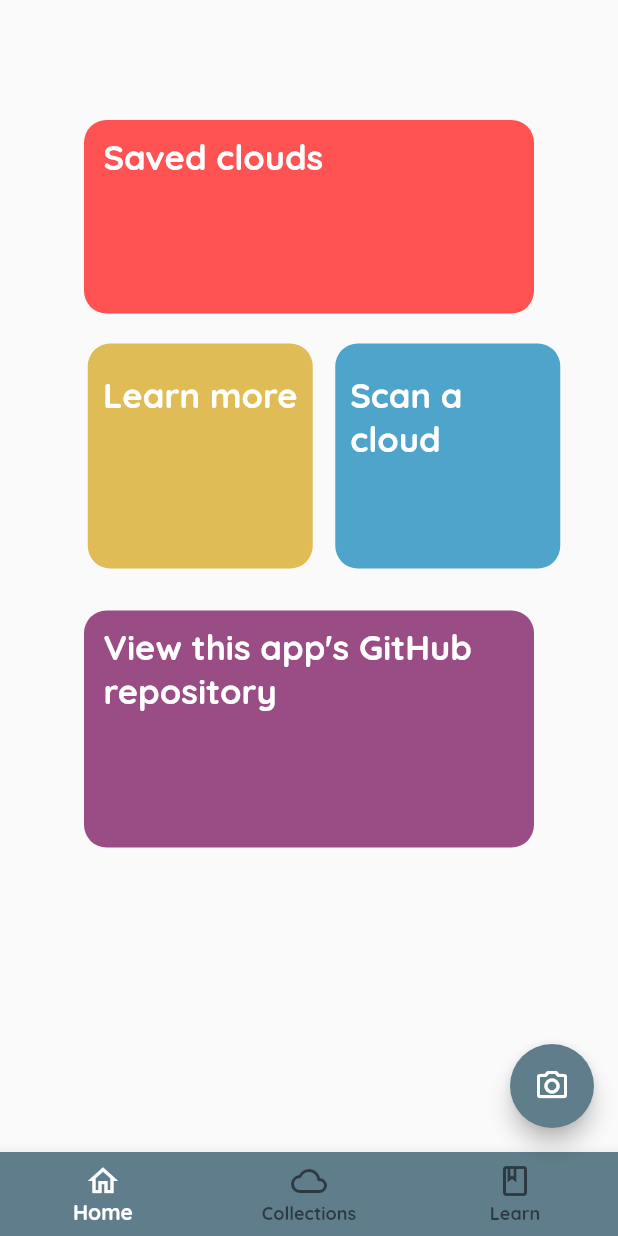
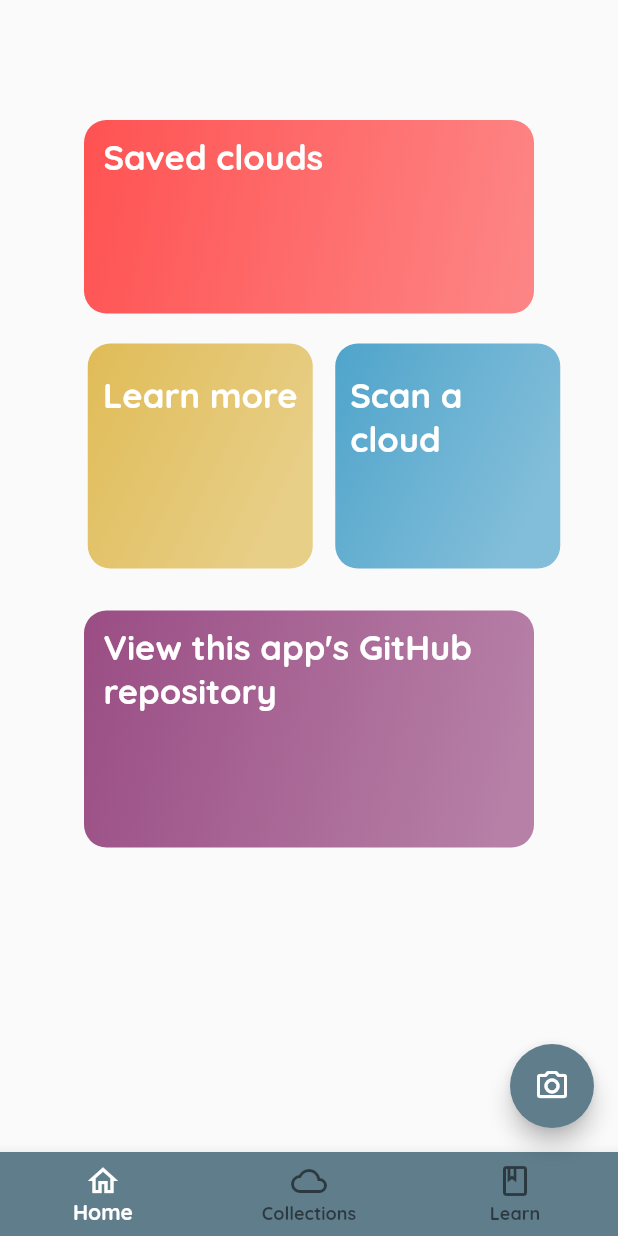
Before and after one commit to william-herring/cloudvision, a Flutter app: the screen it shows after launch, on a phone screen of 412 x 824 dp. Run offline on Flutter 3.47's test engine with Material 2 defaults, Android fonts, the phone set to English and light mode, and no system bars; our stand-ins replace camera, google_fonts, shared_preferences; missing offline and left inert: tflite.

```diff
--- a/lib/main.dart
+++ b/lib/main.dart
@@ -47,8 +47,6 @@ void updatePrefs() {
     arr.add(s);
   }
 
-  print(arr);
-
   prefs.setStringList("savedClouds", arr);
 }
 
@@ -70,8 +68,6 @@ void setCloudData() {
       'prediction' : sl[3],
       'fact' : sl[4]
     };
-
-    print(data);
 
     savedCloudData.add(data);
   }
--- a/lib/screens/cloud-analysis.dart
+++ b/lib/screens/cloud-analysis.dart
@@ -29,7 +29,6 @@ class _CloudAnalysisScreenState extends State<CloudAnalysisScreen> {
     super.initState();
 
     if (_modelResults == null) {
-      print("Error: Model output is null. Returning with uninitialized state");
       return;
     }
 
@@ -45,7 +44,8 @@ class _CloudAnalysisScreenState extends State<CloudAnalysisScreen> {
       backgroundColor: Color(0xffffffff),
 
       appBar: AppBar(
-        title: Text(_name, style: GoogleFonts.quicksand(fontWeight: FontWeight.bold),),
+        title: Text(_name, style: GoogleFonts.quicksand(fontWeight: FontWeight.bold, color: Colors.black)),
+        backgroundColor: Colors.white,
       ),
 
       body: Center(
--- a/lib/screens/collections.dart
+++ b/lib/screens/collections.dart
@@ -160,7 +160,6 @@ class _ListContentState extends State<ListContent> {
   }
 
   List<Widget> buildCloudTiles() {
-    print(savedCloudData);
     List<Widget> list = [];
 
     for (var i = 0; i < savedCloudData.length; i++) {
@@ -175,7 +174,6 @@ class _ListContentState extends State<ListContent> {
         title: titleText(Color(0xFF212121), title),
         trailing: IconButton(icon: Icon(Icons.delete), onPressed: () {
           savedCloudData.removeAt(i);
-          print("deleted item");
 
           setState(() {
             tiles = buildCloudTiles();
@@ -183,8 +181,6 @@ class _ListContentState extends State<ListContent> {
           });
         },),
         onTap: () {
-          print(savedCloudData[i]);
-
           Navigator.push(context,
             PageRouteBuilder(pageBuilder: (context, animation1, animation2) => CloudInfoScreen(savedCloudData[i], CollectionScreen()))
           );
--- a/lib/screens/home.dart
+++ b/lib/screens/home.dart
@@ -137,6 +137,14 @@ class _HomeScreenContentState extends State<HomeScreenContent> {
               width: 300.0,
               margin: EdgeInsets.fromLTRB(0.0, isTop ? 80.0 : 20.0, 0.0, 0.0),
               decoration: BoxDecoration(
+                gradient: LinearGradient(
+                    begin: Alignment.topLeft,
+                    colors: [
+                      color,
+                      Color.fromRGBO(color.red, color.green, color.blue, 0.7),
+                    ]
+                ),
+
                 shape: BoxShape.rectangle,
                 borderRadius: BorderRadius.all(Radius.circular(15.0)),
                 color: color,
@@ -158,6 +166,13 @@ class _HomeScreenContentState extends State<HomeScreenContent> {
           height: 150.0,
           margin: EdgeInsets.fromLTRB(isLeft ? 30.0 : 5.0, 20.0, isLeft ? 10.0 : 10.0, 8.0),
           decoration: BoxDecoration(
+            gradient: LinearGradient(
+                begin: Alignment.topLeft,
+                colors: [
+                  boxColor,
+                  Color.fromRGBO(boxColor.red, boxColor.green, boxColor.blue, 0.7),
+                ]
+            ),
             shape: BoxShape.rectangle,
             borderRadius: BorderRadius.all(Radius.circular(15.0)),
             color: boxColor,
```
Also changed, not shown: lib/screens/camera.dart (+9 -6 lines), lib/screens/learn.dart (+8 -0 lines), pubspec.lock, 3 other files.
